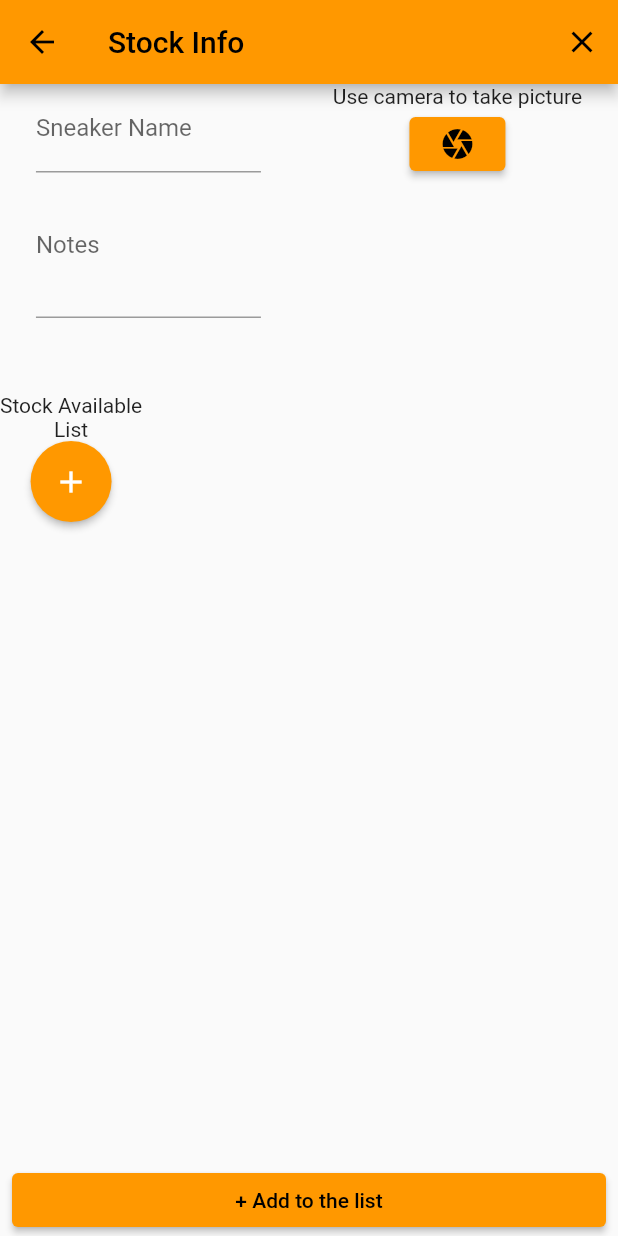
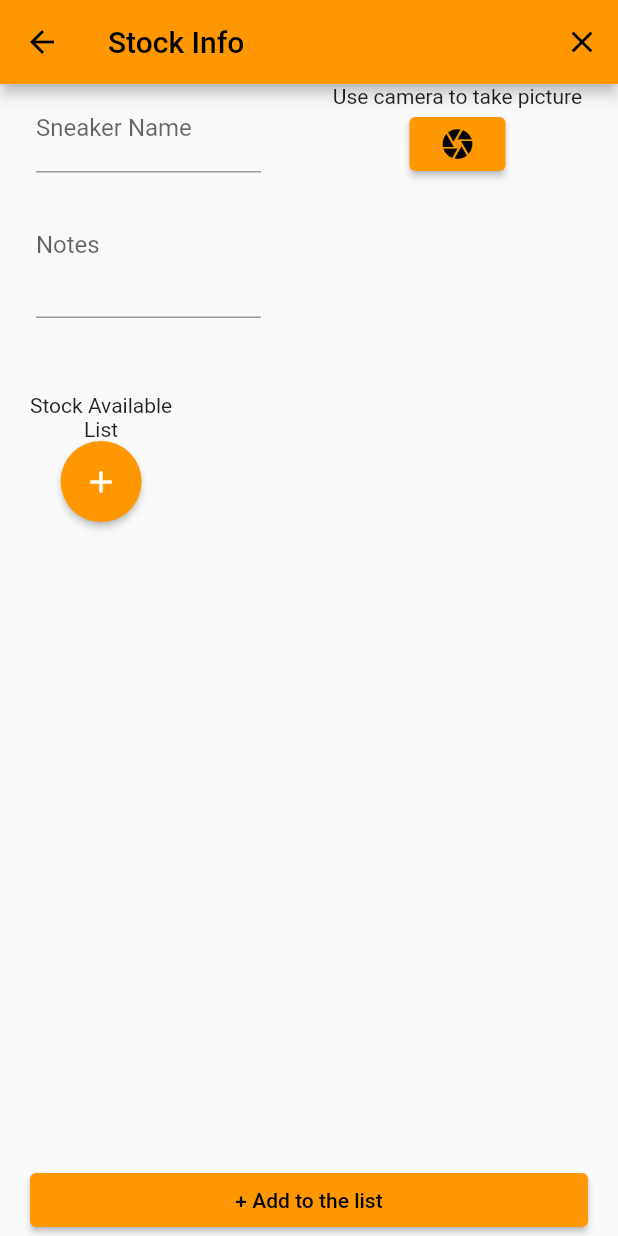
Before and after one commit to michaelwoan97/invest-manager, a Flutter app: the AddStock screen opened by its route, on a phone screen of 412 x 824 dp. Run offline on Flutter 3.47's test engine with Material 2 defaults, Android fonts, the phone set to English and light mode, and no system bars; our stand-ins replace camera, firebase_auth, firebase_core; accounts and stored records are empty; network calls fail.

```diff
--- a/lib/pages/add_stock.dart
+++ b/lib/pages/add_stock.dart
@@ -118,7 +118,7 @@ class _AddStockState extends State<AddStock> {
       ),
       bottomSheet: Container(
         width: double.infinity,
-        margin: EdgeInsets.only(left: 8, right: 8),
+        margin: EdgeInsets.only(left: 20, right: 20),
         child: ElevatedButton(
           onPressed: (){
             widget.newSneaker.setSneakerName = _sneakerNameController.text;
--- a/lib/widgets/sneaker_stock_list.dart
+++ b/lib/widgets/sneaker_stock_list.dart
@@ -509,6 +509,7 @@ class _SneakerStockListState extends State<SneakerStockList> {
     widget._sneakerAvailable = widget._newSneaker.getAvailableStocks;
     print('Sneaker id is ' + widget._newSneaker.getID);
     return Container(
+      margin: EdgeInsets.only(left: 20, right: 20),
       child: Column(
         children: [
           Text('Stock Available'),
```
Also changed, not shown: lib/widgets/stock_list.dart (+22 -7 lines).
